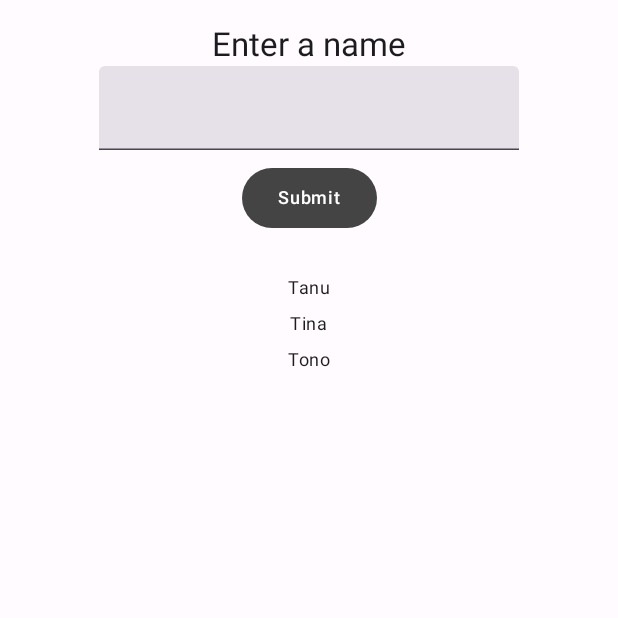
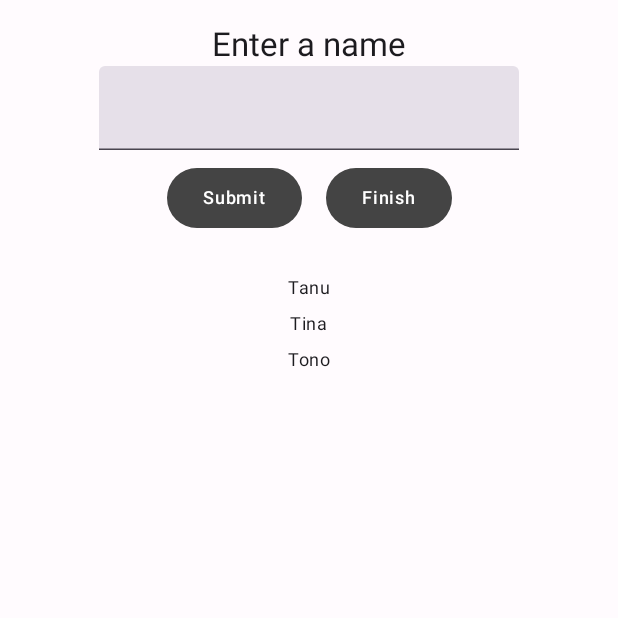
Before and after one commit to waerooo/LAB_WEEK_09, an Android app built with Jetpack Compose: the screen it shows after launch (MainActivity), on a phone screen of 412 x 824 dp, the top half of it. Run offline under Robolectric (Android 15) with nearby library versions, the phone set to English and light mode, and no system bars.

```diff
--- a/app/build.gradle.kts
+++ b/app/build.gradle.kts
@@ -50,6 +50,7 @@ dependencies {
     implementation(libs.androidx.ui.tooling.preview)
     implementation(libs.androidx.material3)
     implementation("androidx.compose.material3:material3:1.1.2")
+    implementation("androidx.navigation:navigation-compose:2.7.4")
     testImplementation(libs.junit)
     androidTestImplementation(libs.androidx.junit)
     androidTestImplementation(libs.androidx.espresso.core)
--- a/app/src/main/java/com/example/lab_week_09/MainActivity.kt
+++ b/app/src/main/java/com/example/lab_week_09/MainActivity.kt
@@ -3,6 +3,7 @@ package com.example.lab_week_09
 import android.os.Bundle
 import androidx.activity.ComponentActivity
 import androidx.activity.compose.setContent
+import androidx.compose.foundation.layout.Row
 import androidx.compose.foundation.layout.Column
 import androidx.compose.foundation.layout.fillMaxSize
 import androidx.compose.foundation.layout.padding
@@ -29,6 +30,12 @@ import com.example.lab_week_09.R
 import com.example.lab_week_09.ui.theme.OnBackgroundItemText
 import com.example.lab_week_09.ui.theme.OnBackgroundTitleText
 import com.example.lab_week_09.ui.theme.PrimaryTextButton
+import androidx.navigation.NavHostController
+import androidx.navigation.NavType
+import androidx.navigation.compose.NavHost
+import androidx.navigation.compose.composable
+import androidx.navigation.compose.rememberNavController
+import androidx.navigation.navArgument
 
 class MainActivity : ComponentActivity() {
     override fun onCreate(savedInstanceState: Bundle?) {
@@ -39,9 +46,39 @@ class MainActivity : ComponentActivity() {
                     modifier = Modifier.fillMaxSize(),
                     color = MaterialTheme.colorScheme.background
                 ) {
-                    Home()
+                    val navController = rememberNavController()
+                    App(
+                        navController = navController
+                    )
                 }
             }
+        }
+    }
+}
+
+@Composable
+fun App(navController: NavHostController) {
+    NavHost(
+        navController = navController,
+        startDestination = "home"
+    ) {
+        composable("home") {
+            Home { listDataString ->
+                navController.navigate(
+                    "resultContent/?listData=$listDataString"
+                )
+            }
+        }
+        composable(
+            "resultContent/?listData={listData}",
+            arguments = listOf(navArgument("listData") {
+                type = NavType.StringType
+            }
+            )
+        ) {
+            ResultContent(
+                it.arguments?.getString("listData").orEmpty()
+            )
         }
     }
 }
@@ -51,7 +88,7 @@ data class Student(
 )
 
 @Composable
-fun Home() {
+fun Home(navigateFromHomeToResult: (String) -> Unit) {
     val listData = remember {
         mutableStateListOf(
             Student("Tanu"),
@@ -70,6 +107,10 @@ fun Home() {
                 listData.add(inputField.value)
                 inputField.value = Student("")
             }
+        },
+        {
+            val listString = listData.joinToString(",") { it.name }
+            navigateFromHomeToResult(listString)
         }
     )
 }
@@ -79,7 +120,8 @@ fun HomeContent(
     listData: SnapshotStateList<Student>,
     inputField: Student,
     onInputValueChange: (String) -> Unit,
-    onButtonClick: () -> Unit
+    onButtonClick: () -> Unit,
+    navigateFromHomeToResult: () -> Unit
 ) {
     LazyColumn {
         item {
@@ -105,12 +147,21 @@ fun HomeContent(
                     }
                 )
 
+                Row {
                     PrimaryTextButton(
                         text = stringResource(
                             id = R.string.submit_button
                         )
                     ) {
                         onButtonClick()
+                    }
+                    PrimaryTextButton(
+                        text = stringResource(
+                            id = R.string.finish_button
+                        )
+                    ) {
+                        navigateFromHomeToResult()
+                    }
                 }
             }
         }
@@ -131,5 +182,17 @@ fun HomeContent(
 @Preview(showBackground = true)
 @Composable
 fun PreviewHome() {
-    Home()
+    Home(navigateFromHomeToResult = {})
 }
+
+@Composable
+fun ResultContent(listData: String) {
+    Column(
+        modifier = Modifier
+            .padding(vertical = 4.dp)
+            .fillMaxSize(),
+        horizontalAlignment = Alignment.CenterHorizontally
+    ) {
+        OnBackgroundItemText(text = listData)
+    }
+}
```
Lines whose indentation alone changed are shown as unchanged.
